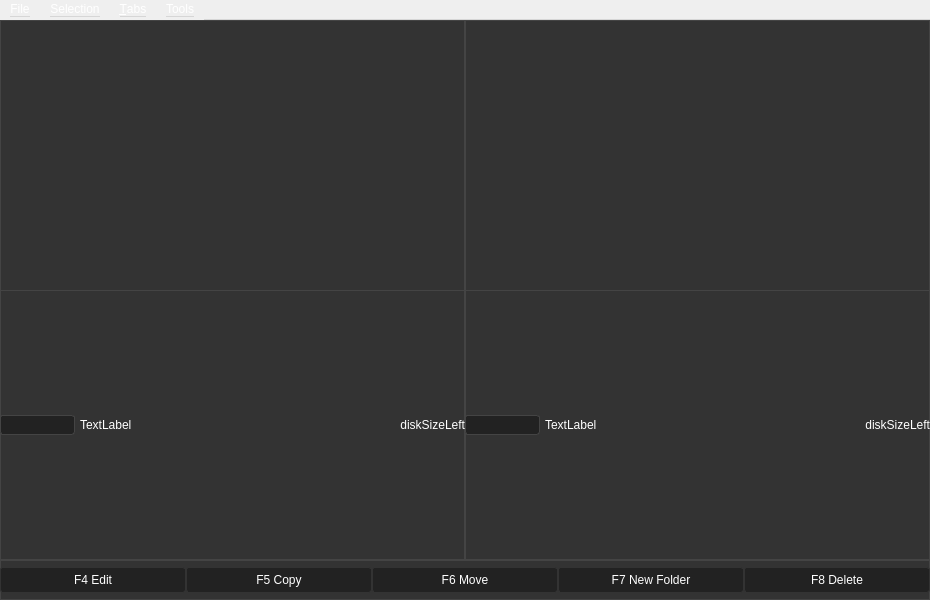
Old version of the form mainwindow.ui in the repository SinnCrowley/crowleys_commander.
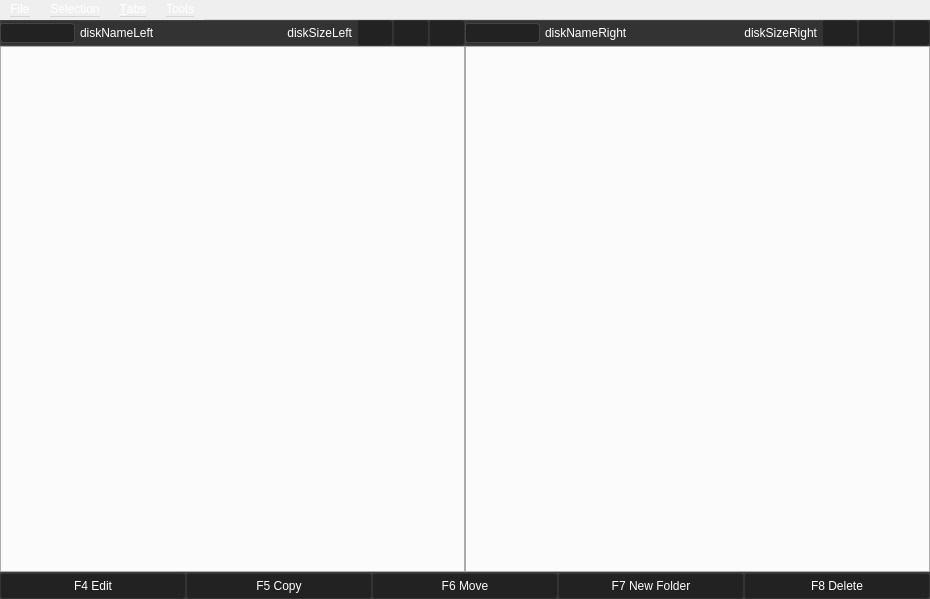
New version of the form. Icons and pictures are not drawn.

What changed in the file:
```diff
--- a/mainwindow.ui
+++ b/mainwindow.ui
@@ -7,7 +7,7 @@
     <x>0</x>
     <y>0</y>
     <width>930</width>
-    <height>600</height>
+    <height>599</height>
    </rect>
   </property>
   <property name="windowTitle">
@@ -18,21 +18,18 @@
     <normaloff>:/icons/icons/crowleys_commander.ico</normaloff>:/icons/icons/crowleys_commander.ico</iconset>
   </property>
   <property name="styleSheet">
-   <string notr="true">* {color: #fff;}
+   <string notr="true">* { color: #fff; }
+
 QWidget#mainWidget, QWidget#mainBar,
 QWidget#leftPanel, QWidget#rightPanel,
 QTreeView {
 	background: #333;
-	color: #fff;
 	border: 1px solid #444;
 }
-QMenuBar {spacing: 0;}
-QMenuBar::item {
-	padding: 3px 10px;
-}
-QMenu::item {
-	padding: 5px 15px;
-}
+
+QMenuBar { spacing: 0; }
+QMenuBar::item { padding: 3px 10px; }
+QMenu::item { padding: 5px 15px; }
 QMenuBar::item:selected, QMenu::item:selected {
 	background: #222;
 	border: 1px solid #333;
@@ -73,18 +70,14 @@
 	image: url(:/icons/icons/arrow.png);
 }
 
-QWidget#leftPanel, QWidget#rightPanel {
-	border: 1px solid #444;
-}
+QWidget#leftPanel, QWidget#rightPanel { border: 1px solid #444; }
 
 QWidget#statusDiskLeft, QWidget#statusDiskRight {
 	border-top: 1px solid #444;
 	border-bottom: 1px solid #444;
 }
 
-QWidget#bottomButtons {
-	border-top: 1px solid #444;
-}
+QWidget#bottomButtons { 	border-top: 1px solid #444; }
 
 QWidget#mainWidget QLineEdit {
 	background: #ea4242;
@@ -97,11 +90,7 @@
 	background: #fa5252;
 	color: #000;
 }
-
-QTabWidget::tab-bar	{
-	alignment: left;
-}
-
+QTabWidget::tab-bar	{ 	alignment: left; }
 QTabBar::tab {
 	background: #222;
 	padding: 6px 10px;
@@ -140,10 +129,7 @@
 	margin-top: 5px;
 	margin-left: 5px;
 }
-QHeaderView::section:hover {
-	background: #292929;
-}
-
+QHeaderView::section:hover { background: #292929; }
 QHeaderView::down-arrow {
     image: url(:icons/icons/arrow.png);
 	width: 12px;
@@ -194,6 +180,15 @@
        </property>
        <item>
         <widget class="QWidget" name="leftPanel" native="true">
+         <property name="sizePolicy">
+          <sizepolicy hsizetype="Preferred" vsizetype="Preferred">
+           <horstretch>0</horstretch>
+           <verstretch>0</verstretch>
+          </sizepolicy>
+         </property>
+         <property name="contextMenuPolicy">
+          <enum>Qt::ContextMenuPolicy::DefaultContextMenu</enum>
+         </property>
          <layout class="QVBoxLayout" name="leftPanelLayout">
           <property name="spacing">
            <number>0</number>
@@ -212,10 +207,31 @@
           </property>
           <item>
            <widget class="QWidget" name="diskButtonsLeft" native="true">
+            <property name="sizePolicy">
+             <sizepolicy hsizetype="Preferred" vsizetype="Preferred">
+              <horstretch>0</horstretch>
+              <verstretch>0</verstretch>
+             </sizepolicy>
+            </property>
+            <property name="maximumSize">
+             <size>
+              <width>16777215</width>
+              <height>29</height>
+             </size>
+            </property>
+            <property name="layoutDirection">
+             <enum>Qt::LayoutDirection::LeftToRight</enum>
+            </property>
+            <property name="autoFillBackground">
+             <bool>false</bool>
+            </property>
             <layout class="QHBoxLayout" name="diskButtonsLeftLayout">
              <property name="spacing">
               <number>0</number>
              </property>
+             <property name="sizeConstraint">
+              <enum>QLayout::SizeConstraint::SetDefaultConstraint</enum>
+             </property>
              <property name="leftMargin">
               <number>0</number>
              </property>
@@ -233,6 +249,18 @@
           </item>
           <item>
            <widget class="QWidget" name="statusDiskLeft" native="true">
+            <property name="sizePolicy">
+             <sizepolicy hsizetype="Preferred" vsizetype="Preferred">
+              <horstretch>0</horstretch>
+              <verstretch>0</verstretch>
+             </sizepolicy>
+            </property>
+            <property name="maximumSize">
+             <size>
+              <width>16777215</width>
+              <height>30</height>
+             </size>
+            </property>
             <layout class="QHBoxLayout" name="statusDiskLeftLayout">
              <property name="spacing">
               <number>5</number>
@@ -271,7 +299,7 @@
              <item>
               <widget class="QLabel" name="diskNameLeft">
                <property name="text">
-                <string>TextLabel</string>
+                <string>diskNameLeft</string>
                </property>
               </widget>
              </item>
@@ -285,9 +313,110 @@
                </property>
               </widget>
              </item>
+             <item>
+              <layout class="QHBoxLayout" name="leftButtonsLayout">
+               <property name="spacing">
+                <number>0</number>
+               </property>
+               <item>
+                <widget class="QPushButton" name="leftBackButton">
+                 <property name="maximumSize">
+                  <size>
+                   <width>36</width>
+                   <height>16777215</height>
+                  </size>
+                 </property>
+                 <property name="focusPolicy">
+                  <enum>Qt::FocusPolicy::ClickFocus</enum>
+                 </property>
+                 <property name="text">
+                  <string/>
+                 </property>
+                 <property name="icon">
+                  <iconset resource="my_res.qrc">
+                   <normaloff>:/icons/icons/left_arrow.png</normaloff>:/icons/icons/left_arrow.png</iconset>
+                 </property>
+                 <property name="iconSize">
+                  <size>
+                   <width>16</width>
+                   <height>16</height>
+                  </size>
+                 </property>
+                 <property name="flat">
+                  <bool>false</bool>
+                 </property>
+                </widget>
+               </item>
+               <item>
+                <widget class="QPushButton" name="leftForwardButton">
+                 <property name="maximumSize">
+                  <size>
+                   <width>36</width>
+                   <height>16777215</height>
+                  </size>
+                 </property>
+                 <property name="focusPolicy">
+                  <enum>Qt::FocusPolicy::ClickFocus</enum>
+                 </property>
+                 <property name="text">
+                  <string/>
+                 </property>
+                 <property name="icon">
+                  <iconset resource="my_res.qrc">
+                   <normaloff>:/icons/icons/right_arrow.png</normaloff>:/icons/icons/right_arrow.png</iconset>
+                 </property>
+                 <property name="iconSize">
+                  <size>
+                   <width>16</width>
+                   <height>16</height>
+                  </size>
+                 </property>
+                </widget>
+               </item>
+               <item>
+                <widget class="QPushButton" name="leftUpButton">
+                 <property name="maximumSize">
+                  <size>
+                   <width>36</width>
+                   <height>16777215</height>
+                  </size>
+                 </property>
+                 <property name="focusPolicy">
+                  <enum>Qt::FocusPolicy::ClickFocus</enum>
+                 </property>
+                 <property name="text">
+                  <string/>
+                 </property>
+                 <property name="icon">
+                  <iconset resource="my_res.qrc">
+                   <normaloff>:/icons/icons/up.png</normaloff>:/icons/icons/up.png</iconset>
+                 </property>
+                 <property name="iconSize">
+                  <size>
+                   <width>16</width>
+                   <height>16</height>
+                  </size>
+                 </property>
+                </widget>
+               </item>
+              </layout>
+             </item>
             </layout>
            </widget>
           </item>
+          <item>
+           <widget class="QTabWidget" name="leftBar">
+            <property name="tabPosition">
+             <enum>QTabWidget::TabPosition::North</enum>
+            </property>
+            <property name="tabsClosable">
+             <bool>false</bool>
+            </property>
+            <property name="movable">
+             <bool>true</bool>
+            </property>
+           </widget>
+          </item>
          </layout>
         </widget>
        </item>
@@ -311,6 +440,12 @@
           </property>
           <item>
            <widget class="QWidget" name="diskButtonsRight" native="true">
+            <property name="maximumSize">
+             <size>
+              <width>16777215</width>
+              <height>29</height>
+             </size>
+            </property>
             <layout class="QHBoxLayout" name="diskButtonsRightLayout">
              <property name="spacing">
               <number>0</number>
@@ -335,7 +470,7 @@
             <property name="maximumSize">
              <size>
               <width>16777215</width>
-              <height>16777215</height>
+              <height>30</height>
              </size>
             </property>
             <layout class="QHBoxLayout" name="statusDiskRightLayout">
@@ -376,23 +511,118 @@
              <item>
               <widget class="QLabel" name="diskNameRight">
                <property name="text">
-                <string>TextLabel</string>
+                <string>diskNameRight</string>
                </property>
               </widget>
              </item>
              <item>
               <widget class="QLabel" name="diskSizeRight">
                <property name="text">
-                <string>diskSizeLeft</string>
+                <string>diskSizeRight</string>
                </property>
                <property name="alignment">
                 <set>Qt::AlignRight|Qt::AlignTrailing|Qt::AlignVCenter</set>
                </property>
               </widget>
              </item>
+             <item>
+              <layout class="QHBoxLayout" name="rightButtonsLayout">
+               <property name="spacing">
+                <number>0</number>
+               </property>
+               <item>
+                <widget class="QPushButton" name="rightBackButton">
+                 <property name="maximumSize">
+                  <size>
+                   <width>36</width>
+                   <height>16777215</height>
+                  </size>
+                 </property>
+                 <property name="focusPolicy">
+                  <enum>Qt::FocusPolicy::ClickFocus</enum>
+                 </property>
+                 <property name="text">
+                  <string/>
+                 </property>
+                 <property name="icon">
+                  <iconset resource="my_res.qrc">
+                   <normaloff>:/icons/icons/left_arrow.png</normaloff>:/icons/icons/left_arrow.png</iconset>
+                 </property>
+                 <property name="iconSize">
+                  <size>
+                   <width>16</width>
+                   <height>16</height>
+                  </size>
+                 </property>
+                </widget>
+               </item>
+               <item>
+                <widget class="QPushButton" name="rightForwardButton">
+                 <property name="maximumSize">
+                  <size>
+                   <width>36</width>
+                   <height>16777215</height>
+                  </size>
+                 </property>
+                 <property name="focusPolicy">
+                  <enum>Qt::FocusPolicy::ClickFocus</enum>
+                 </property>
+                 <property name="text">
+                  <string/>
+                 </property>
+                 <property name="icon">
+                  <iconset resource="my_res.qrc">
+                   <normaloff>:/icons/icons/right_arrow.png</normaloff>:/icons/icons/right_arrow.png</iconset>
+                 </property>
+                 <property name="iconSize">
+                  <size>
+                   <width>16</width>
+                   <height>16</height>
+                  </size>
+                 </property>
+                </widget>
+               </item>
+               <item>
+                <widget class="QPushButton" name="rightUpButton">
+                 <property name="maximumSize">
+                  <size>
+                   <width>36</width>
+                   <height>16777215</height>
+                  </size>
+                 </property>
+                 <property name="focusPolicy">
+                  <enum>Qt::FocusPolicy::ClickFocus</enum>
+                 </property>
+                 <property name="contextMenuPolicy">
+                  <enum>Qt::ContextMenuPolicy::DefaultContextMenu</enum>
+                 </property>
+                 <property name="text">
+                  <string/>
+                 </property>
+                 <property name="icon">
+                  <iconset resource="my_res.qrc">
+                   <normaloff>:/icons/icons/up.png</normaloff>:/icons/icons/up.png</iconset>
+                 </property>
+                 <property name="iconSize">
+                  <size>
+                   <width>16</width>
+                   <height>16</height>
+                  </size>
+                 </property>
+                </widget>
+               </item>
+              </layout>
+             </item>
             </layout>
            </widget>
           </item>
+          <item>
+           <widget class="QTabWidget" name="rightBar">
+            <property name="movable">
+             <bool>true</bool>
+            </property>
+           </widget>
+          </item>
          </layout>
         </widget>
        </item>
@@ -404,7 +634,7 @@
       <property name="maximumSize">
        <size>
         <width>16777215</width>
-        <height>40</height>
+        <height>32</height>
        </size>
       </property>
       <layout class="QHBoxLayout" name="horizontalLayout_2">
```
Left out of the diff: 55 changed lines with no effect on the pictures.
